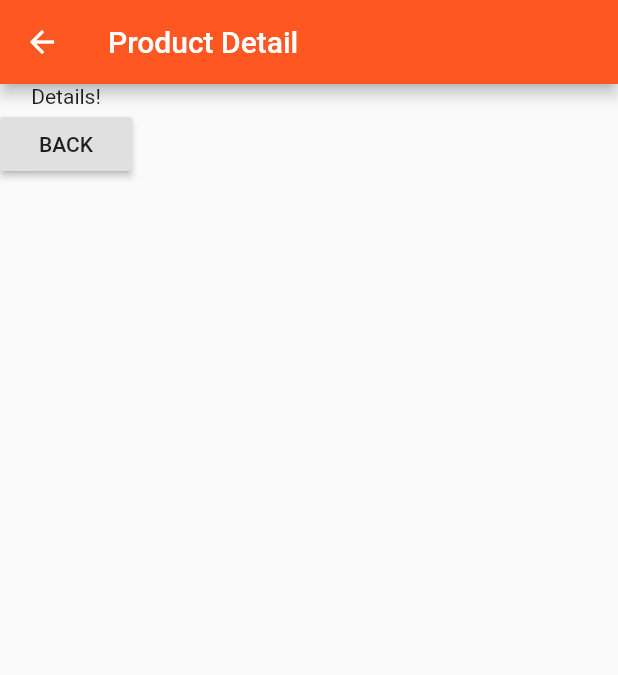
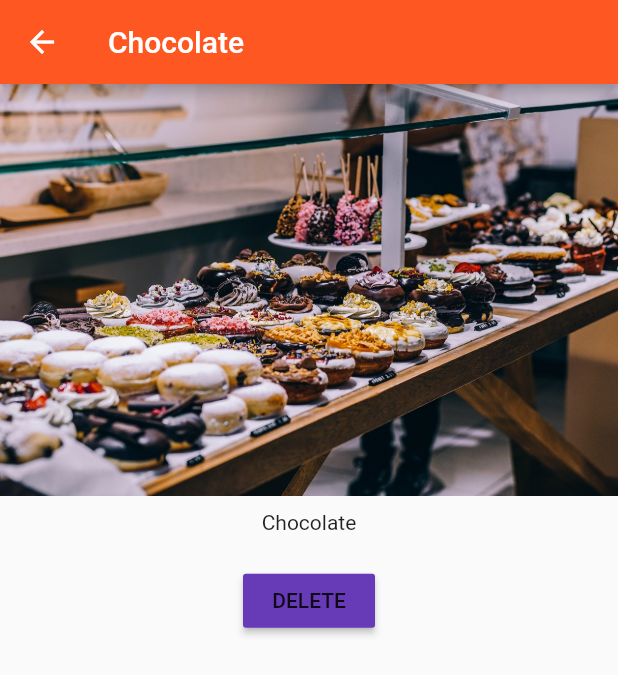
Before and after one commit to xandebianchi/flutter_course, a Flutter app: the screen it shows after launch, after a tap on "Add Product", after a tap on "Details", on a phone screen of 412 x 824 dp. Shown: the top 675 px of the screen. Run offline on Flutter 3.47's test engine with Material 2 defaults, Android fonts, the phone set to English and light mode, and no system bars.

Commit message:
Chapter 72 finished

```diff
--- a/lib/pages/product.dart
+++ b/lib/pages/product.dart
@@ -1,20 +1,44 @@
+import 'dart:async';
+
 import 'package:flutter/material.dart';
 
 class ProductPage extends StatelessWidget {
+  final String title;
+  final String imageUrl;
+
+  ProductPage(this.title, this.imageUrl);
+
   @override
   Widget build(BuildContext context) {
-    return Scaffold(
+    return WillPopScope(
+      onWillPop: () {
+        print('Back button pressed!');
+        Navigator.pop(context, false);
+        return Future.value(false);
+      },
+      child: Scaffold(
         appBar: AppBar(
-          title: Text('Product Detail'),
+          title: Text(title),
         ),
         body: Column(
+          crossAxisAlignment: CrossAxisAlignment.center,
           children: <Widget>[
-            Text('Details!'),
-            RaisedButton(
-              child: Text('BACK'),
-              onPressed: () => Navigator.pop(context),
+            Image.asset(imageUrl),
+            Container(
+              padding: EdgeInsets.all(10.0),
+              child: Text(title),
+            ),
+            Container(
+              padding: EdgeInsets.all(10.0),
+              child: RaisedButton(
+                color: Theme.of(context).accentColor,
+                child: Text('DELETE'),
+                onPressed: () => Navigator.pop(context, true),
+              ),
             )
           ],
-        ));
+        ),
+      ),
+    );
   }
 }
--- a/lib/product_control.dart
+++ b/lib/product_control.dart
@@ -10,7 +10,7 @@ class ProductControl extends StatelessWidget {
     return RaisedButton(
       color: Theme.of(context).primaryColor,
       onPressed: () {
-        addProduct('Sweets');
+        addProduct({'title': 'Chocolate', 'image': 'assets/food.jpg'});
       },
       child: Text('Add Product'),
     );
--- a/lib/product_manager.dart
+++ b/lib/product_manager.dart
@@ -4,7 +4,7 @@ import './products.dart';
 import './product_control.dart';
 
 class ProductManager extends StatefulWidget {
-  final String startingProduct;
+  final Map<String, String> startingProduct;
 
   ProductManager({this.startingProduct}) {
     print('[ProductManager Widget] Constructor');
@@ -18,7 +18,7 @@ class ProductManager extends StatefulWidget {
 }
 
 class _ProductManagerState extends State<ProductManager> {
-  List<String> _products = [];
+  List<Map<String, String>> _products = [];
 
   @override
   void initState() {
@@ -35,9 +35,15 @@ class _ProductManagerState extends State<ProductManager> {
     super.didUpdateWidget(oldWidget);
   }
 
-  void _addProduct(String product) {
+  void _addProduct(Map<String, String> product) {
     setState(() {
       _products.add(product);
+    });
+  }
+
+  void _deleteProduct(int index) {
+    setState(() {
+      _products.removeAt(index);
     });
   }
 
@@ -50,7 +56,7 @@ class _ProductManagerState extends State<ProductManager> {
           margin: EdgeInsets.all(10.0),
           child: ProductControl(_addProduct),
         ),
-        Expanded(child: Products(_products))
+        Expanded(child: Products(_products, deleteProduct: _deleteProduct))
       ],
     );
   }
--- a/lib/products.dart
+++ b/lib/products.dart
@@ -3,9 +3,10 @@ import 'package:flutter/material.dart';
 import './pages/product.dart';
 
 class Products extends StatelessWidget {
-  final List<String> products;
+  final List<Map<String, String>> products;
+  final Function deleteProduct;
 
-  Products([this.products = const []]) {
+  Products(this.products, {this.deleteProduct}) {
     print('[Products Widget] Constructor');
   }
 
@@ -13,19 +14,24 @@ class Products extends StatelessWidget {
     return Card(
       child: Column(
         children: <Widget>[
-          Image.asset('assets/food.jpg'),
-          Text(products[index]),
+          Image.asset(products[index]['image']),
+          Text(products[index]['title']),
           ButtonBar(
             alignment: MainAxisAlignment.center,
             children: <Widget>[
               FlatButton(
                 child: Text('Details'),
-                onPressed: () => Navigator.push(
+                onPressed: () => Navigator.push<bool>(
                       context,
                       MaterialPageRoute(
-                        builder: (BuildContext context) => ProductPage(),
+                        builder: (BuildContext context) => ProductPage(
+                            products[index]['title'], products[index]['image']),
                       ),
-                    ),
+                    ).then((bool value) {
+                      if (value) {
+                        deleteProduct(index);
+                      }
+                    }),
               )
             ],
           )
```
